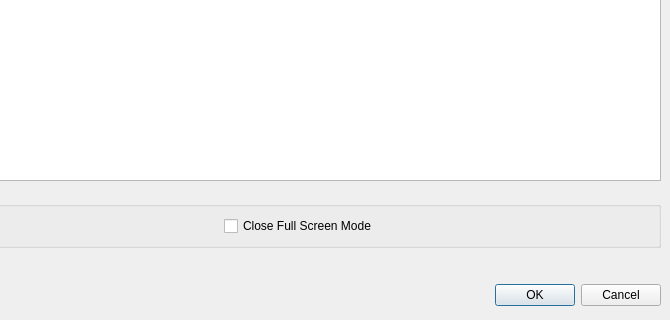
Above: configdialog.ui from texstudio-org/texstudio before the change; both pictures show x 446 to 1116 and y 354 to 674 of the 1116 by 674 pixel window. Below: the same form after it.
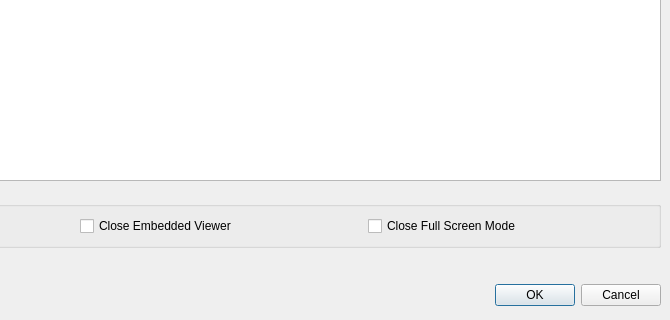
That is the form after the change. Icons and pictures are not drawn.

Commit message: option to exclude embedded viewer from close element

What changed in the file:
```diff
--- a/configdialog.ui
+++ b/configdialog.ui
@@ -1137,6 +1137,13 @@
             </property>
            </widget>
           </item>
+          <item>
+           <widget class="QCheckBox" name="checkBoxCloseEmbeddedViewerByEsc">
+            <property name="text">
+             <string>Close Embedded Viewer</string>
+            </property>
+           </widget>
+          </item>
           <item>
            <widget class="QCheckBox" name="checkBoxCloseFullscreenByEsc">
             <property name="text">
```
Left out of the diff: 60 changed lines with no effect on the pictures. The commit also changes 3 other files.
